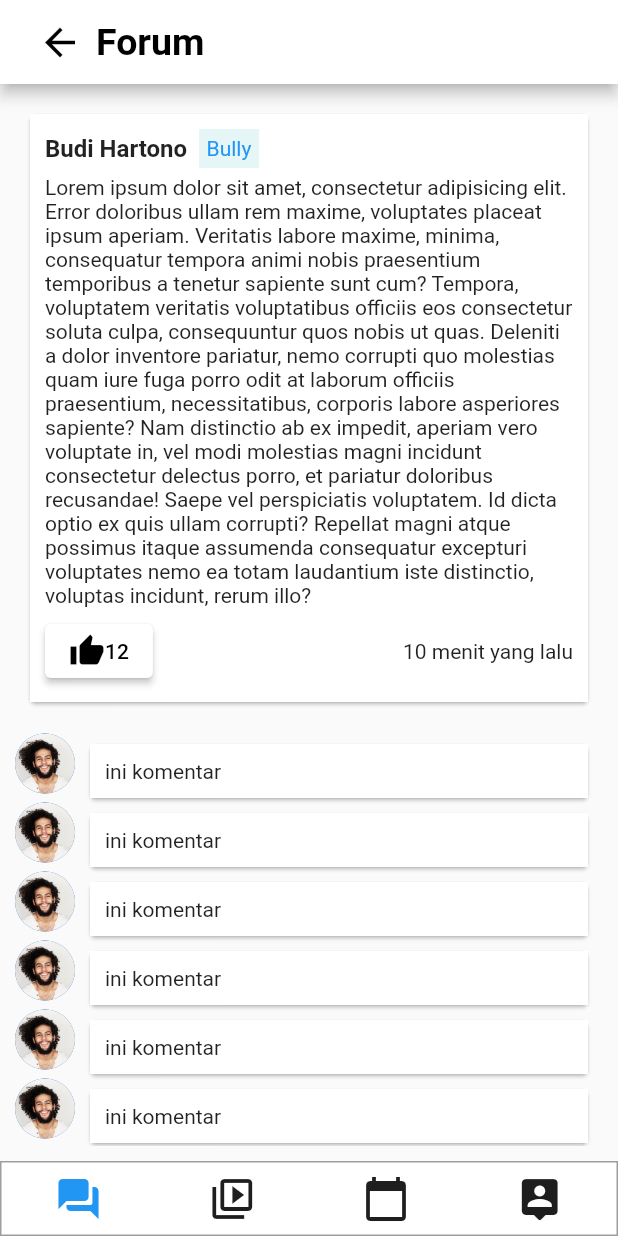
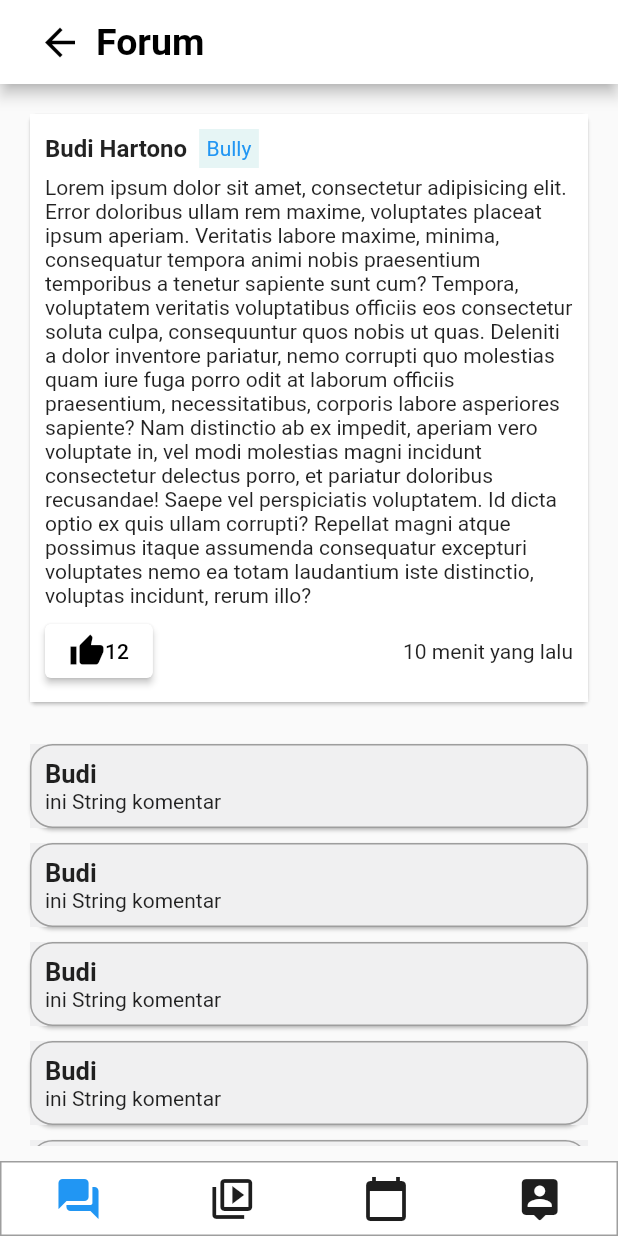
Before and after one commit to rozinhilmi/sociable, a Flutter app: the screen it shows after launch, after a tap on "Masuk", after a tap on the "thumb up" icon, after a tap on the "chat bubble" icon, on a phone screen of 412 x 824 dp. Run offline on Flutter 3.47's test engine with Material 2 defaults, Android fonts, the light colour scheme and no system bars.

Commit message:
ngilangin logo profil commentar

```diff
--- a/lib/Pages/Forum/reply_forum/widget/comment_item.dart
+++ b/lib/Pages/Forum/reply_forum/widget/comment_item.dart
@@ -1,3 +1,4 @@
+import 'package:flutter/cupertino.dart';
 import 'package:flutter/material.dart';
 
 class CommentItem extends StatelessWidget {
@@ -7,21 +8,28 @@ class CommentItem extends StatelessWidget {
 
   @override
   Widget build(BuildContext context) {
-    String imageUrl = "assets/images/person.png";
-    String isoComment = "ini String komentar";
+    String author = "Budi";
+    String isiComment = "ini String komentar";
     return Row(
       children: [
-        CircleAvatar(
-          backgroundImage: AssetImage("assets/images/person.png"),
-        ),
         Flexible(
           fit: FlexFit.tight,
           child: Card(
             margin: EdgeInsets.only(top:10,left: 10,right: 10),
+            shape: RoundedRectangleBorder(
+              side: BorderSide(color: Colors.grey,width: 1),
+              borderRadius: BorderRadius.circular(15),
+            ),
             child: Container(
               padding: EdgeInsets.all(10),
-              color: Colors.white,
-              child: Text("ini komentar"),
+              color: Color.fromRGBO(240, 240, 241, 100),
+              child: Column(
+                crossAxisAlignment: CrossAxisAlignment.start,
+                children: [
+                  Text(author,style: TextStyle(fontWeight: FontWeight.bold,fontSize: 17),),
+                  Text(isiComment),
+                ],
+              ),
             ),
           ),
         ),
```
